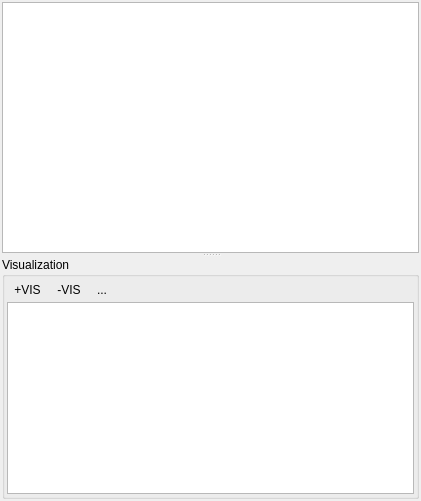
First picture: the form in enmapbox/externals/qps/speclib/ui/spectrallibraryplotwidget.ui, repository jakimowb/enmapbox_testmigration2, before the edit.
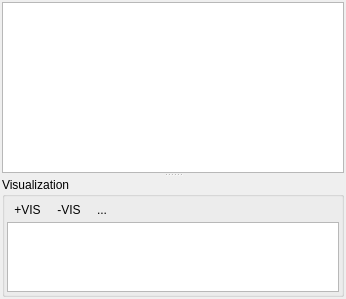
Second picture: the form after the edit. Icons and pictures are not drawn. Custom widgets are drawn as their Qt base class.

Commit message: refactoring SpectralLibrary ploting widgets addresses #706 resolves #707 (if FWHM: ValueError: The truth value of an array with more than one element is ambiguous. Use a.any() or a.all())

Patch:
```diff
--- a/enmapbox/externals/qps/speclib/ui/spectrallibraryplotwidget.ui
+++ b/enmapbox/externals/qps/speclib/ui/spectrallibraryplotwidget.ui
@@ -6,8 +6,8 @@
    <rect>
     <x>0</x>
     <y>0</y>
-    <width>421</width>
-    <height>501</height>
+    <width>346</width>
+    <height>299</height>
    </rect>
   </property>
   <property name="windowTitle">
@@ -39,13 +39,19 @@
      </property>
      <widget class="SpectralProfilePlotWidget" name="plotWidget">
       <property name="sizePolicy">
-       <sizepolicy hsizetype="Expanding" vsizetype="Expanding">
+       <sizepolicy hsizetype="Preferred" vsizetype="Preferred">
         <horstretch>0</horstretch>
-        <verstretch>2</verstretch>
+        <verstretch>3</verstretch>
        </sizepolicy>
       </property>
      </widget>
-     <widget class="QgsCollapsibleGroupBox" name="mGroupBox">
+     <widget class="QgsCollapsibleGroupBox" name="gbVisualization">
+      <property name="sizePolicy">
+       <sizepolicy hsizetype="Preferred" vsizetype="Preferred">
+        <horstretch>0</horstretch>
+        <verstretch>1</verstretch>
+       </sizepolicy>
+      </property>
       <property name="title">
        <string>Visualization</string>
       </property>
```
Left out of the diff: 3 changed lines with no effect on the pictures. The commit also changes 6 other files.
